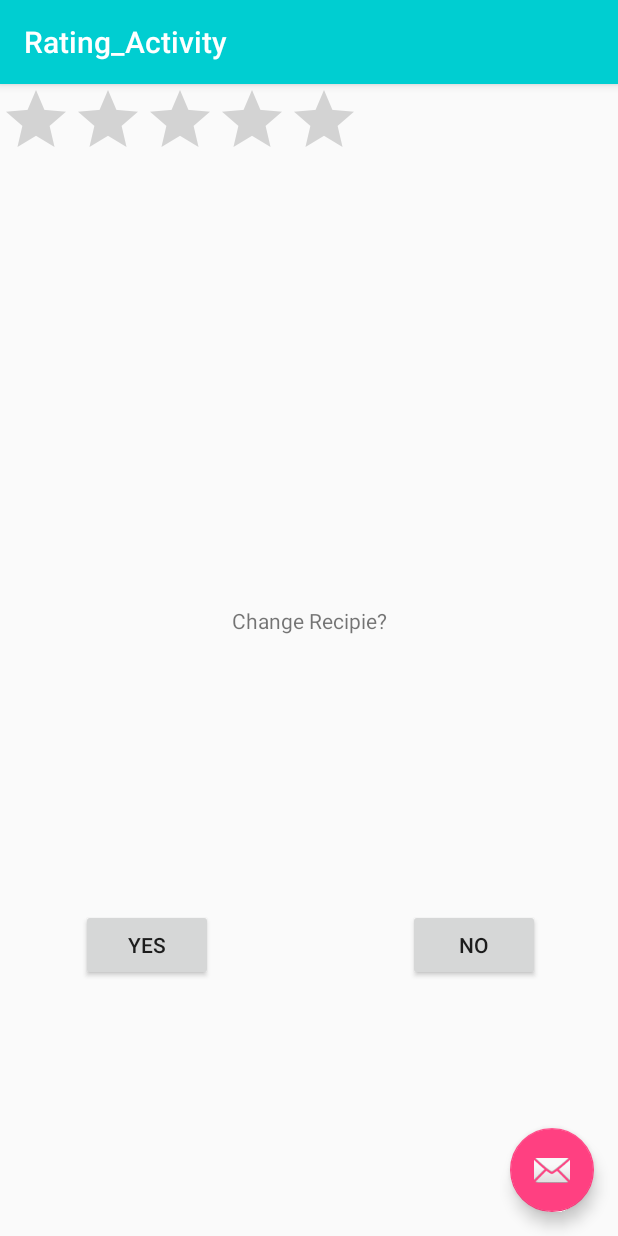
After one commit to Skjonnhet/Cooking-App, an Android app: the Rating_Activity screen opened directly, with no data from a screen before it, on a phone screen of 412 x 824 dp. The commit adds this screen. Run offline under Robolectric (Android 15) with nearby library versions, the phone set to English and light mode, and no system bars.

```diff
--- a/app/src/main/AndroidManifest.xml
+++ b/app/src/main/AndroidManifest.xml
@@ -59,7 +59,11 @@
             android:name=".CookingTimerService"
             android:exported="false" />
 
-        <activity android:name=".TimerActivity"></activity>
+        <activity android:name=".TimerActivity" />
+        <activity
+            android:name=".Rating_Activity"
+            android:label="@string/title_activity_rating_"
+            android:theme="@style/AppTheme.NoActionBar"></activity>
     </application>
 
 </manifest>
--- /dev/null
+++ b/app/src/main/java/com/example/ninah/cooking_app/CookingConstants.java
@@ -0,0 +1,13 @@
+package com.example.ninah.cooking_app;
+
+/**
+ * Created by Jonas on 15.09.2017.
+ */
+
+public class CookingConstants {
+    public final static String NEW_RECIPE_KEY="NEW_RECIPE_KEY";
+    public final static boolean NEW_RECIPE_FALSE=false;
+    public final static boolean NEW_RECIPE_TRUE=true;
+    public final static String RECIPE_ID_KEY="RECIPE_ID_KEY";
+
+}
--- /dev/null
+++ b/app/src/main/java/com/example/ninah/cooking_app/Rating_Activity.java
@@ -0,0 +1,108 @@
+package com.example.ninah.cooking_app;
+
+import android.content.Intent;
+import android.os.Bundle;
+import android.support.design.widget.FloatingActionButton;
+import android.support.design.widget.Snackbar;
+import android.support.v7.app.AppCompatActivity;
+import android.support.v7.widget.Toolbar;
+import android.util.Log;
+import android.view.View;
+import android.widget.Button;
+import android.widget.RatingBar;
+import android.widget.Toast;
+
+public class Rating_Activity extends AppCompatActivity {
+
+    private Button yesButton;
+    private Button noButton;
+    private RatingBar ratingBar;
+    private String recipeId;
+
+    @Override
+    protected void onCreate(Bundle savedInstanceState) {
+        super.onCreate(savedInstanceState);
+        setContentView(R.layout.activity_rating_);
+
+        receiveIntent();
+        initActionBar();
+        initButtons();
+        initRatingBar();
+        setButtonOnClickListener();
+    }
+
+    private void receiveIntent(){
+        Intent intent=getIntent();
+        if(intent!=null){
+            if(intent.getStringExtra("RecipeId")!=null){
+                recipeId =intent.getStringExtra("RecipeId");            }
+            else {
+                Toast.makeText(this,"No recipeId-can't rate recipe",Toast.LENGTH_LONG);
+                Log.d("Rating_Activity","No recipeId in Intent" );
+            }
+
+        }
+    }
+
+    private void initActionBar(){
+        Toolbar toolbar = (Toolbar) findViewById(R.id.toolbar);
+        setSupportActionBar(toolbar);
+
+        FloatingActionButton fab = (FloatingActionButton) findViewById(R.id.fab);
+        fab.setOnClickListener(new View.OnClickListener() {
+            @Override
+            public void onClick(View view) {
+                Snackbar.make(view, "Replace with your own action", Snackbar.LENGTH_LONG)
+                        .setAction("Action", null).show();
+            }
+        });
+    }
+
+    private void initButtons(){
+        yesButton=(Button) findViewById(R.id.ratingRecipe_changeRecipeButton_yes);
+        noButton=(Button) findViewById(R.id.ratingRecipe_changeRecipeButton_no);
+    }
+
+    private void initRatingBar(){
+        ratingBar=(RatingBar) findViewById(R.id.ratingRecipe_RatingBar);
+    }
+
+    private void setButtonOnClickListener(){
+        yesButton.setOnClickListener(new View.OnClickListener(){
+
+            @Override
+            public void onClick(View v) {
+                changeRecipe();
+            }
+        });
+
+        noButton.setOnClickListener(new View.OnClickListener(){
+
+            @Override
+            public void onClick(View v) {
+                returnToMainMenu();
+            }
+        });
+
+    }
+
+    private void changeRecipe(){
+        Intent changeRecipeIntent= new Intent(this, RecipeNew.class);
+        changeRecipeIntent.putExtra(CookingConstants.NEW_RECIPE_KEY, CookingConstants.NEW_RECIPE_FALSE);
+        if(recipeId!=null){
+            changeRecipeIntent.putExtra(CookingConstants.RECIPE_ID_KEY, recipeId);
+            startActivity(changeRecipeIntent);
+        }
+
+        else{Toast.makeText(this,"No recipeId-can't change recipe",Toast.LENGTH_LONG);
+            Log.d("Rating_Activity","No recipeId in changeRecipe()" );}
+    }
+
+    private void returnToMainMenu(){
+        Intent mainMenuIntent=new Intent(this, MainActivity.class);
+        startActivity(mainMenuIntent);
+    }
+
+
+
+}
--- /dev/null
+++ b/app/src/main/res/layout/activity_rating_.xml
@@ -0,0 +1,33 @@
+<?xml version="1.0" encoding="utf-8"?>
+<android.support.design.widget.CoordinatorLayout xmlns:android="http://schemas.android.com/apk/res/android"
+    xmlns:app="http://schemas.android.com/apk/res-auto"
+    xmlns:tools="http://schemas.android.com/tools"
+    android:layout_width="match_parent"
+    android:layout_height="match_parent"
+    tools:context="com.example.ninah.cooking_app.Rating_Activity">
+
+    <android.support.design.widget.AppBarLayout
+        android:layout_width="match_parent"
+        android:layout_height="wrap_content"
+        android:theme="@style/AppTheme.AppBarOverlay">
+
+        <android.support.v7.widget.Toolbar
+            android:id="@+id/toolbar"
+            android:layout_width="match_parent"
+            android:layout_height="?attr/actionBarSize"
+            android:background="?attr/colorPrimary"
+            app:popupTheme="@style/AppTheme.PopupOverlay" />
+
+    </android.support.design.widget.AppBarLayout>
+
+    <include layout="@layout/content_rating_" />
+
+    <android.support.design.widget.FloatingActionButton
+        android:id="@+id/fab"
+        android:layout_width="wrap_content"
+        android:layout_height="wrap_content"
+        android:layout_gravity="bottom|end"
+        android:layout_margin="@dimen/fab_margin"
+        app:srcCompat="@android:drawable/ic_dialog_email" />
+
+</android.support.design.widget.CoordinatorLayout>
--- /dev/null
+++ b/app/src/main/res/layout/content_rating_.xml
@@ -0,0 +1,49 @@
+<?xml version="1.0" encoding="utf-8"?>
+<android.support.constraint.ConstraintLayout xmlns:android="http://schemas.android.com/apk/res/android"
+    xmlns:app="http://schemas.android.com/apk/res-auto"
+    xmlns:tools="http://schemas.android.com/tools"
+    android:layout_width="match_parent"
+    android:layout_height="match_parent"
+    app:layout_behavior="@string/appbar_scrolling_view_behavior"
+    tools:context="com.example.ninah.cooking_app.Rating_Activity"
+    tools:showIn="@layout/activity_rating_">
+
+    <RatingBar
+        android:id="@+id/ratingRecipe_RatingBar"
+        android:layout_width="wrap_content"
+        android:layout_height="wrap_content"
+        android:layout_alignParentLeft="true"
+        android:layout_alignParentStart="true"
+        android:layout_below="@+id/Title" />
+
+    <TextView
+        android:id="@+id/textViewChangeRecipie"
+        android:layout_width="wrap_content"
+        android:layout_height="wrap_content"
+        android:text="Change Recipie?"
+        app:layout_constraintBottom_toBottomOf="parent"
+        app:layout_constraintTop_toTopOf="parent"
+        app:layout_constraintVertical_bias="0.465"
+        app:layout_constraintLeft_toLeftOf="parent"
+        app:layout_constraintRight_toRightOf="parent" />
+
+    <Button
+        android:id="@+id/ratingRecipe_changeRecipeButton_no"
+        android:layout_width="wrap_content"
+        android:layout_height="wrap_content"
+        android:text="NO"
+        android:layout_marginRight="52dp"
+        app:layout_constraintRight_toRightOf="parent"
+        app:layout_constraintBottom_toBottomOf="parent"
+        android:layout_marginBottom="170dp" />
+
+    <Button
+        android:id="@+id/ratingRecipe_changeRecipeButton_yes"
+        android:layout_width="wrap_content"
+        android:layout_height="wrap_content"
+        android:text="YES"
+        android:layout_marginLeft="54dp"
+        app:layout_constraintLeft_toLeftOf="parent"
+        android:layout_marginBottom="170dp"
+        app:layout_constraintBottom_toBottomOf="parent" />
+</android.support.constraint.ConstraintLayout>
--- /dev/null
+++ b/app/src/main/res/values/dimens.xml
@@ -0,0 +1,3 @@
+<resources>
+    <dimen name="fab_margin">16dp</dimen>
+</resources>
--- a/app/src/main/res/values/strings.xml
+++ b/app/src/main/res/values/strings.xml
@@ -19,5 +19,6 @@
     <string name="inputRecipeIngredients">Zutaten eintragen</string>
     <string name="inputServings">Anzahl der Portionen angeben</string>
     <string name="inputWorkingstep">Arbeitsschritt angeben</string>
+    <string name="title_activity_rating_">Rating_Activity</string>
 
 </resources>
--- a/app/src/main/res/values/styles.xml
+++ b/app/src/main/res/values/styles.xml
@@ -9,5 +9,14 @@
         <item name="colorAccent">@color/colorAccent</item>
     </style>
 
+    <style name="AppTheme.NoActionBar">
+        <item name="windowActionBar">false</item>
+        <item name="windowNoTitle">true</item>
+    </style>
+
+    <style name="AppTheme.AppBarOverlay" parent="ThemeOverlay.AppCompat.Dark.ActionBar" />
+
+    <style name="AppTheme.PopupOverlay" parent="ThemeOverlay.AppCompat.Light" />
+
 
 </resources>
```
Also changed, not shown: 1 other file.
